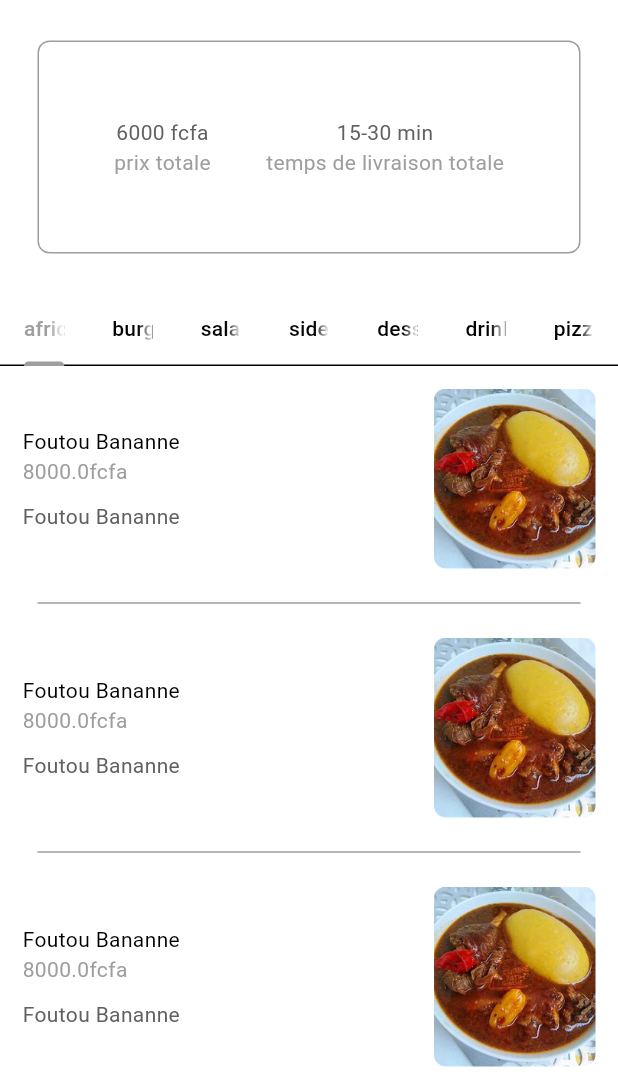
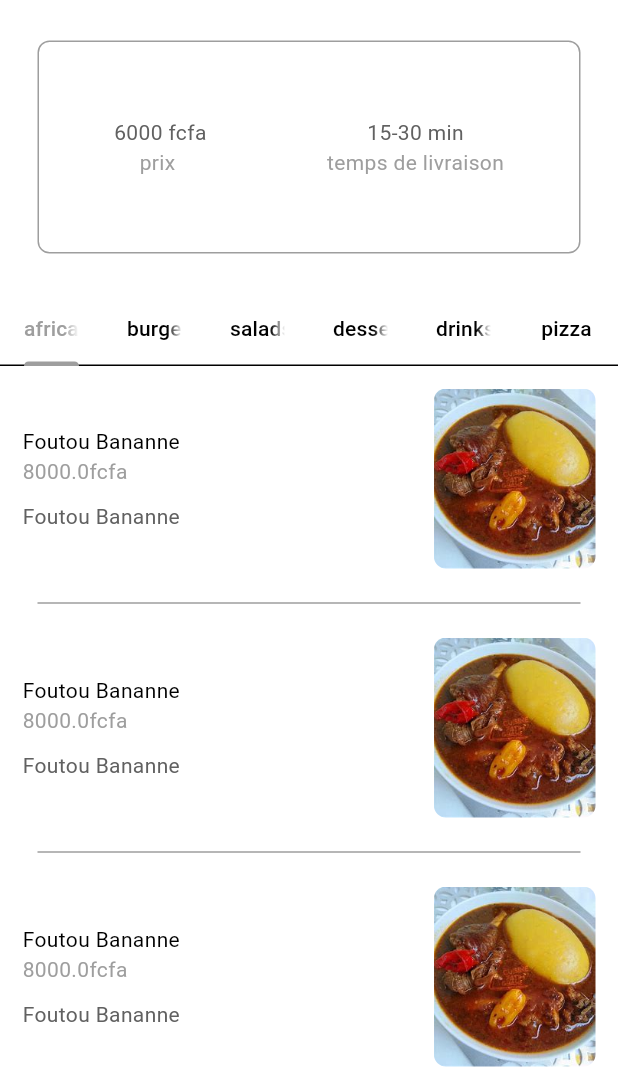
Before and after one commit to koneahmedsalim/To-do-app, a Flutter app: the HomePage screen opened directly, on a phone screen of 412 x 824 dp, the part 144-1236 px from its top. Run offline on Flutter 3.47's test engine with Material 3 defaults, Android fonts, the phone set to English and light mode, and no system bars; missing offline and left inert: qr_code_scanner.

```diff
--- a/lib/components/My_descriptionBox.dart
+++ b/lib/components/My_descriptionBox.dart
@@ -29,7 +29,7 @@ class MyDescriptionbox extends StatelessWidget {
                   style: myPrimaryTextstyle,
                 ),
                 Text(
-                  'prix totale',
+                  'prix ',
                   style: mysecondaryTextstyle,
                 ),
               ],
@@ -42,7 +42,7 @@ class MyDescriptionbox extends StatelessWidget {
                   style: myPrimaryTextstyle,
                 ),
                 Text(
-                  'temps de livraison totale',
+                  'temps de livraison',
                   style: mysecondaryTextstyle,
                 ),
               ],
--- a/lib/components/My_drawers.dart
+++ b/lib/components/My_drawers.dart
@@ -32,7 +32,7 @@ class MyDrawers extends StatelessWidget {
               onTap: () => Navigator.pop(context)),
           //commande
           Mydrawertile(
-              text: "commande",
+              text: "suivis de commande",
               icon: Icons.delivery_dining,
               onTap: () => Navigator.pop(context)),
           //reserve
--- a/lib/components/My_quanity_selector.dart
+++ b/lib/components/My_quanity_selector.dart
@@ -36,8 +36,10 @@ class MyQuanitySelector extends StatelessWidget {
           //quantite
           Padding(
             padding: EdgeInsets.symmetric(horizontal: 8),
-            child: Text(
-              quantity.toString(),
+            child: SizedBox( width: 20,
+              child: Text(
+                quantity.toString(),
+              ),
             ),
           ),
           // augmenter
--- a/lib/model/food.dart
+++ b/lib/model/food.dart
@@ -19,7 +19,7 @@ class Food {
 
 //food categories
 
-enum FoodCategory { african, burgers, salads, sides, desserts, drinks, pizza }
+enum FoodCategory { african, burgers, salads, desserts, drinks, pizza }
 //food addons
 
 class Addon {
--- a/lib/model/restaurant.dart
+++ b/lib/model/restaurant.dart
@@ -257,18 +257,6 @@ class Restaurant extends ChangeNotifier {
         imagePath: "/assets/drinks/whisky.jpg",
         price: 1000,
         name: "whisky"),
-    //sides
-    Food(
-        category: FoodCategory.sides,
-        availableAddons: [
-          Addon(name: "extra chocolate", price: 200),
-          Addon(name: "extra sugar", price: 1000),
-          Addon(name: "extra honey", price: 1500),
-        ],
-        description: "Crêpes",
-        imagePath: "/assets/drinks/whisky.jpg",
-        price: 8000,
-        name: "Crêpes"),
   ];
 
   List<Food> get menu => _menu;
--- a/lib/pages/login_page.dart
+++ b/lib/pages/login_page.dart
@@ -31,7 +31,7 @@ class _LoginPageState extends State<LoginPage> {
       body: Column(
         mainAxisAlignment: MainAxisAlignment.center,
         children: [
-          Image.asset("assets/logo.png",
+          Image.asset("assets/images/logo.png",
           width: 300.5,
           height: 200.5,),  // Correction here
           SizedBox(
--- a/lib/pages/register_page.dart
+++ b/lib/pages/register_page.dart
@@ -24,10 +24,8 @@ class _RegisterPageState extends State<RegisterPage> {
       body: Column(
         mainAxisAlignment: MainAxisAlignment.center,
         children: [
-          Icon(
-            Icons.lock,
-            size: 72,
-            color: Theme.of(context).colorScheme.inversePrimary,
+          Image.asset(
+           " assets/images/logo.png"
           ),
           SizedBox(
             height: 25,
```
Also changed, not shown: lib/components/My_cartTile.dart (+61 -12 lines), lib/pages/cart_page.dart (+49 -10 lines), lib/pages/payement_page.dart (added, +22 -0 lines).
